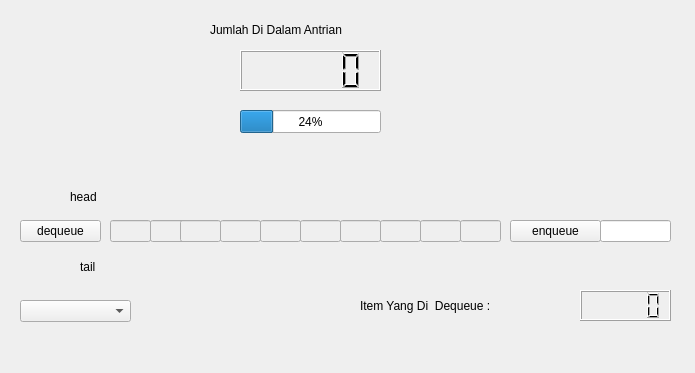
Before: the Qt Designer form queuewindow.ui in selesdepselesnul/dss, drawn with Qt 5.
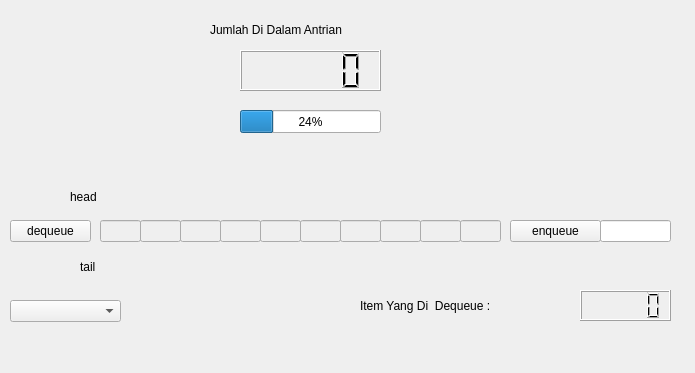
After: the same form once the commit is applied.

Commit message: make queue window colorful

Diff of the .ui file:
```diff
--- a/queuewindow.ui
+++ b/queuewindow.ui
@@ -16,7 +16,7 @@
   <widget class="QPushButton" name="dequeueButton">
    <property name="geometry">
     <rect>
-     <x>20</x>
+     <x>10</x>
      <y>220</y>
      <width>81</width>
      <height>22</height>
@@ -45,12 +45,15 @@
    </property>
    <property name="geometry">
     <rect>
-     <x>110</x>
+     <x>100</x>
      <y>220</y>
      <width>41</width>
      <height>22</height>
     </rect>
    </property>
+   <property name="styleSheet">
+    <string notr="true"/>
+   </property>
   </widget>
   <widget class="QLineEdit" name="item1">
    <property name="enabled">
@@ -58,12 +61,15 @@
    </property>
    <property name="geometry">
     <rect>
-     <x>150</x>
+     <x>140</x>
      <y>220</y>
      <width>41</width>
      <height>22</height>
     </rect>
    </property>
+   <property name="styleSheet">
+    <string notr="true"/>
+   </property>
   </widget>
   <widget class="QLineEdit" name="item2">
    <property name="enabled">
@@ -77,6 +83,9 @@
      <height>22</height>
     </rect>
    </property>
+   <property name="styleSheet">
+    <string notr="true"/>
+   </property>
   </widget>
   <widget class="QLineEdit" name="item3">
    <property name="enabled">
@@ -172,7 +181,7 @@
   <widget class="QComboBox" name="modeComboBox">
    <property name="geometry">
     <rect>
-     <x>20</x>
+     <x>10</x>
      <y>300</y>
      <width>111</width>
      <height>22</height>
```
Left out of the diff: 21 changed lines with no effect on the pictures. The commit also changes 1 other file.
